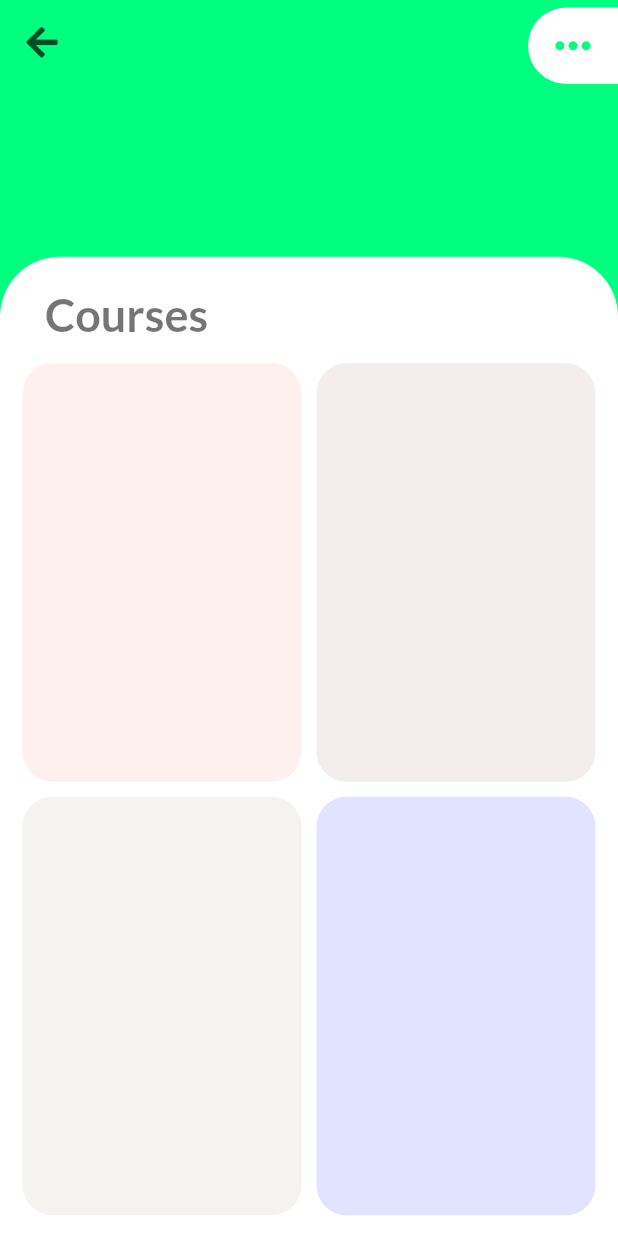
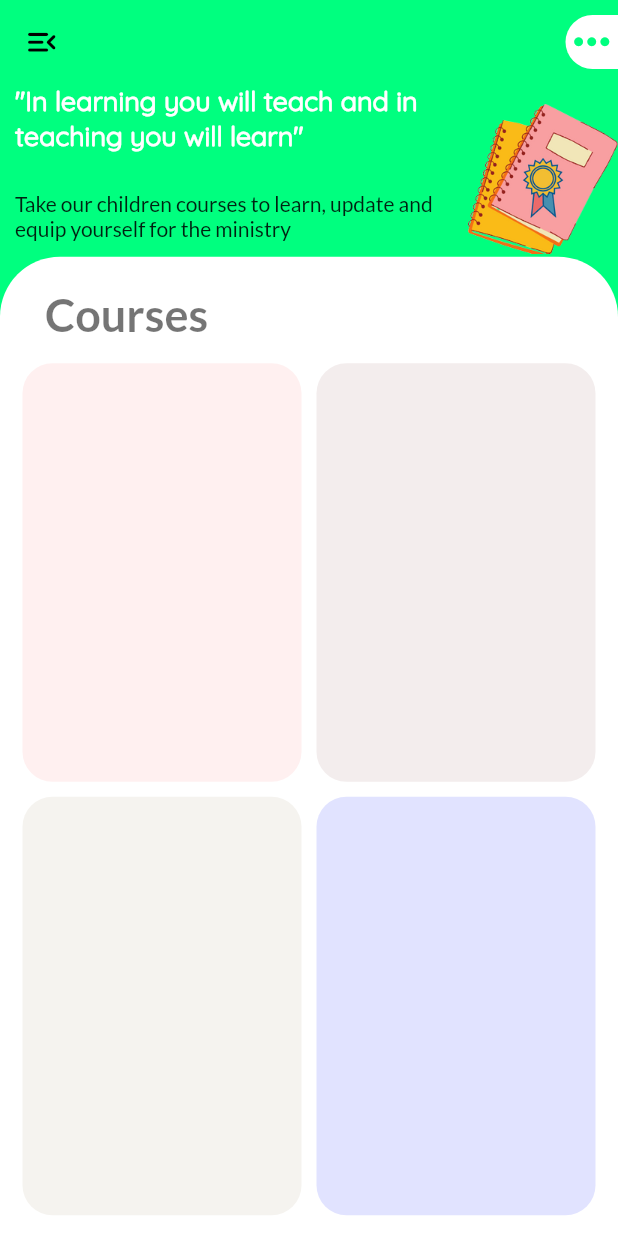
Before and after one commit to Ikechukwu-etoniru/children_acm_app, a Flutter app: the TrainingScreen screen opened by its route, on a phone screen of 412 x 824 dp. Run offline on Flutter 3.47's test engine with Material 2 defaults, Android fonts, the phone set to English and light mode, and no system bars; our stand-ins replace font_awesome_flutter.

Commit message:
Updated traing screen

```diff
--- a/lib/main.dart
+++ b/lib/main.dart
@@ -12,6 +12,7 @@ class MyApp extends StatelessWidget {
   @override
   Widget build(BuildContext context) {
     return MaterialApp(
+      debugShowCheckedModeBanner: false,
       title: 'ACM',
       theme: ThemeData(primarySwatch: Colors.green, fontFamily: 'Lato'),
       home: DashboardScreen(),
--- a/lib/screen/training_screen.dart
+++ b/lib/screen/training_screen.dart
@@ -16,9 +16,10 @@ class TrainingScreen extends StatelessWidget {
         onPressed: () {
           Scaffold.of(context).openDrawer();
         },
-        icon: FaIcon(
-          FontAwesomeIcons.arrowLeft,
-          color: Colors.black.withOpacity(0.7),
+        icon: const Icon(
+          Icons.menu_open_rounded,
+          size: 25,
+          color: Colors.black,
         ),
       );
     }),
@@ -45,8 +46,48 @@ class TrainingScreen extends StatelessWidget {
       backgroundColor: DashboardScreen.primaryColor,
       body: Column(
         children: [
-          Container(
+          SizedBox(
             height: deviceHeight * 0.15,
+            width: double.infinity,
+            child: Stack(
+              children: [
+                Positioned(
+                  bottom: 2,
+                  right: 0,
+                  child: SizedBox(
+                    height: 100,
+                    width: 100,
+                    child: Image.asset(
+                      'images/training_icon.png',
+                      fit: BoxFit.fill,
+                    ),
+                  ),
+                ),
+                const Positioned(
+                  left: 10,
+                  child: SizedBox(
+                    width: 290,
+                    child: Text(
+                      '"In learning you will teach and in teaching you will learn"',
+                      style: TextStyle(
+                          fontWeight: FontWeight.bold,
+                          fontSize: 18,
+                          color: Colors.white,
+                          fontFamily: 'Quicksand'),
+                    ),
+                  ),
+                ),
+                const Positioned(
+                  left: 10,
+                  bottom: 10,
+                  child: SizedBox(
+                    width: 290,
+                    child: Text(
+                        'Take our children courses to learn, update and equip yourself for the ministry'),
+                  ),
+                ),
+              ],
+            ),
           ),
           Expanded(
             child: Container(
--- a/lib/widget/appbar_trailing_icon.dart
+++ b/lib/widget/appbar_trailing_icon.dart
@@ -9,9 +9,8 @@ class AppbarTrailingIcon extends StatelessWidget {
   @override
   Widget build(BuildContext context) {
     return Container(
-      height: 30,
-      width: 60,
-      margin: const EdgeInsets.only(top: 5),
+      width: 35,
+      margin: const EdgeInsets.only(top: 10, bottom: 10),
       child: Material(
         borderRadius: const BorderRadius.only(
           topLeft: Radius.circular(30),
--- a/lib/widget/dashboard_topbar.dart
+++ b/lib/widget/dashboard_topbar.dart
@@ -1,3 +1,4 @@
+import 'package:acm_diocese_of_calabar/screen/dashboard_screen.dart';
 import 'package:flutter/material.dart';
 
 import '/widget/word_container.dart';
@@ -33,7 +34,7 @@ class DashboardTopbar extends StatelessWidget {
               'Word for the day',
               style: TextStyle(
                   fontWeight: FontWeight.w900,
-                  fontSize: 27,
+                  fontSize: 22,
                   wordSpacing: 2,
                   color: Colors.black54),
             ),
--- a/lib/widget/news_container.dart
+++ b/lib/widget/news_container.dart
@@ -35,7 +35,7 @@ class NewsContainer extends StatelessWidget {
                   'Title of Article',
                   style: TextStyle(
                     fontWeight: FontWeight.w800,
-                    fontSize: 20,
+                    fontSize: 17,
                     fontFamily: 'Quicksand',
                   ),
                 ),
--- a/pubspec.yaml
+++ b/pubspec.yaml
@@ -67,7 +67,7 @@ flutter:
     - images/story_icon.png
     - images/object_lesson_icon.png
     - images/happy_girl.png
-    - images/dashboard_icon.png
+    - images/training_icon.png
   #   - images/a_dot_ham.jpeg
 
   # An image asset can refer to one or more resolution-specific "variants", see
```
Also changed, not shown: lib/screen/dashboard_screen.dart (+10 -13 lines), lib/screen/teaching_aid_screen.dart (+11 -10 lines), images/dashboard_icon.png (deleted), images/training_icon.png (added).
